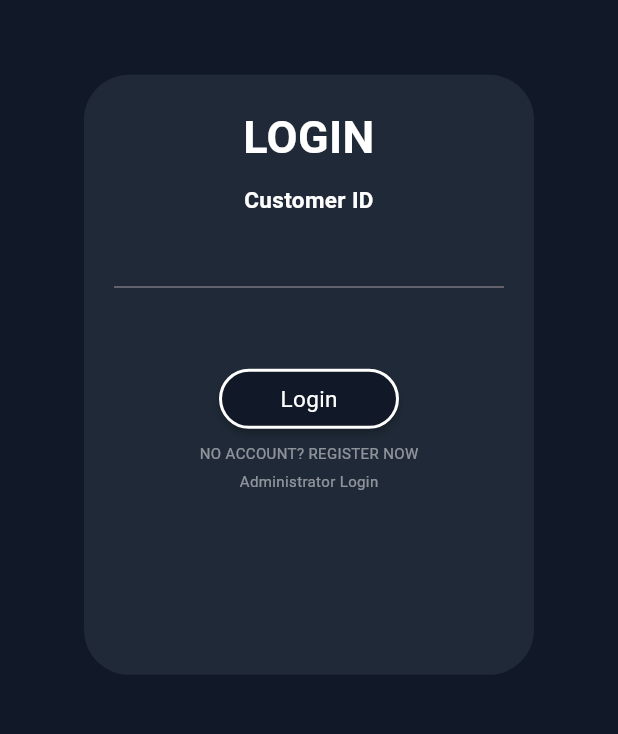
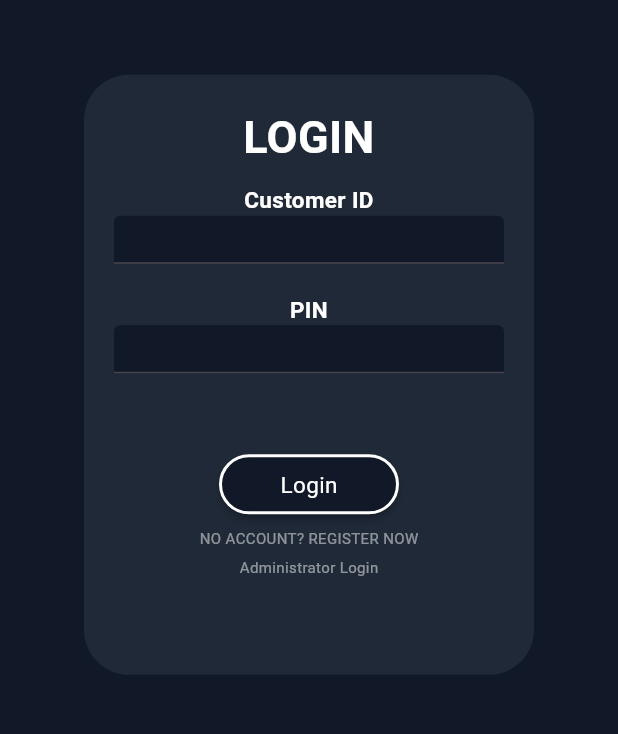
Before and after one commit to dariaccc/stockapp, a Flutter app: the screen it shows after launch, on a phone screen of 412 x 824 dp, the part 344-1078 px from its top. Run offline on Flutter 3.47's test engine with Material 3 defaults, Android fonts, the light colour scheme and no system bars.

Commit message:
added input fields

```diff
--- a/lib/login.dart
+++ b/lib/login.dart
@@ -29,6 +29,7 @@ class _LoginState extends State<Login> {
                 width: 300,
                 child: Column(
                   children: [
+
                     Text(
                       "LOGIN",
                       style: TextStyle(
@@ -38,7 +39,10 @@ class _LoginState extends State<Login> {
                       ),
                       textAlign: TextAlign.center,
                     ),
+
                     SizedBox(height: 10),
+
+                    //customer ID input field
                     Text(
                       "Customer ID",
                       style: TextStyle(
@@ -48,9 +52,48 @@ class _LoginState extends State<Login> {
                       ),
                       textAlign: TextAlign.center,
                     ),
-                    TextField(),
+                    TextField(
+                      cursorColor: Color(0xFF4F46E5),
+                      style: TextStyle(color: Colors.white),
+                      decoration: InputDecoration(
+                        isDense: true,
+                        //contentPadding: EdgeInsets.symmetric(vertical: 10, horizontal: 12),
+                        filled: true,
+                        fillColor: Color(0xFF111827),
+                        focusedBorder: UnderlineInputBorder(
+                          borderSide: BorderSide(color: Colors.transparent),
+                        ),
+                      ),
+                    ),
+
+                    SizedBox(height: 20,),
+
+                    //PIN input field
+                    Text(
+                      "PIN",
+                      style: TextStyle(
+                        color: Color(0xFFFFFFFF),
+                        fontSize: 15,
+                        fontWeight: FontWeight.bold,
+                      ),
+                      textAlign: TextAlign.center,
+                    ),
+                    TextField(
+                      cursorColor: Color(0xFF4F46E5),
+                      style: TextStyle(color: Colors.white),
+                      decoration: InputDecoration(
+                        isDense: true,
+                        filled: true,
+                        fillColor: Color(0xFF111827),
+                        focusedBorder: UnderlineInputBorder(
+                          borderSide: BorderSide(color: Colors.transparent),
+                        ),
+                      ),
+                    ),
 
                     SizedBox(height: 50),
+
+                    //login-button
                     RawMaterialButton(
                       onPressed: () {
                         Navigator.of(context).pushReplacement(
@@ -76,7 +119,9 @@ class _LoginState extends State<Login> {
                             fontSize: 15,),
                       ),
                     ),
+
                     SizedBox(height: 5,),
+
                     Text(
                         "NO ACCOUNT? REGISTER NOW",
                         style: TextStyle(color: Color(0x80FFFFFF),
@@ -90,6 +135,7 @@ class _LoginState extends State<Login> {
                           fontSize: 10
                       ),
                     ),
+
                   ],
                 ),
               ),
```
